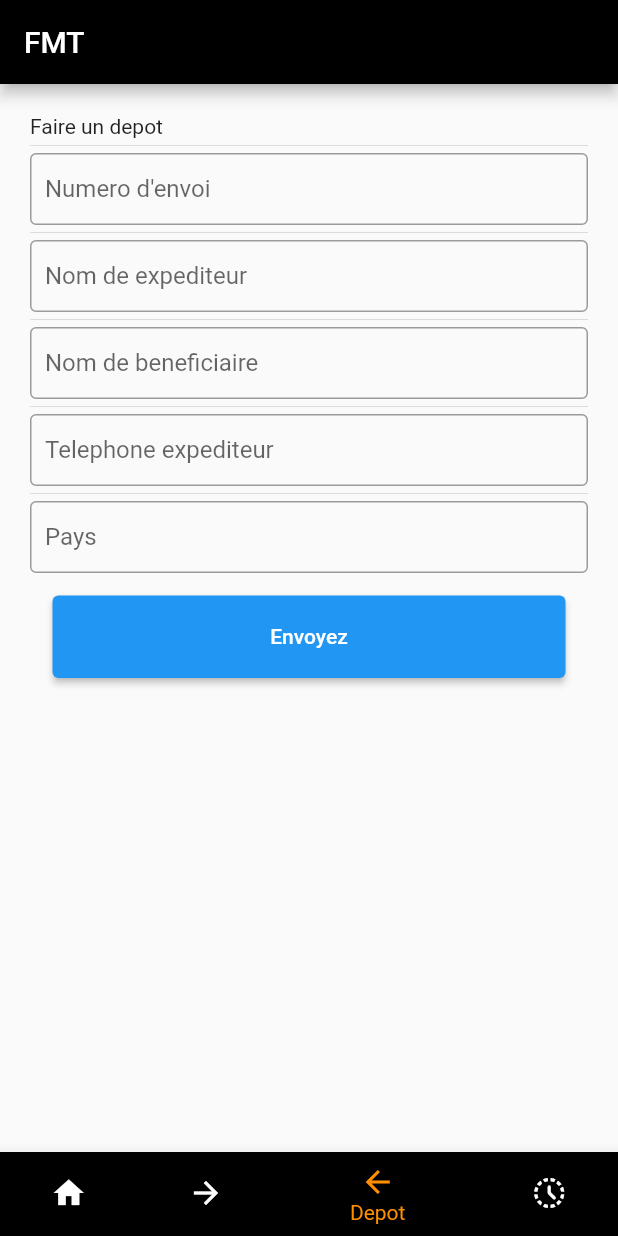
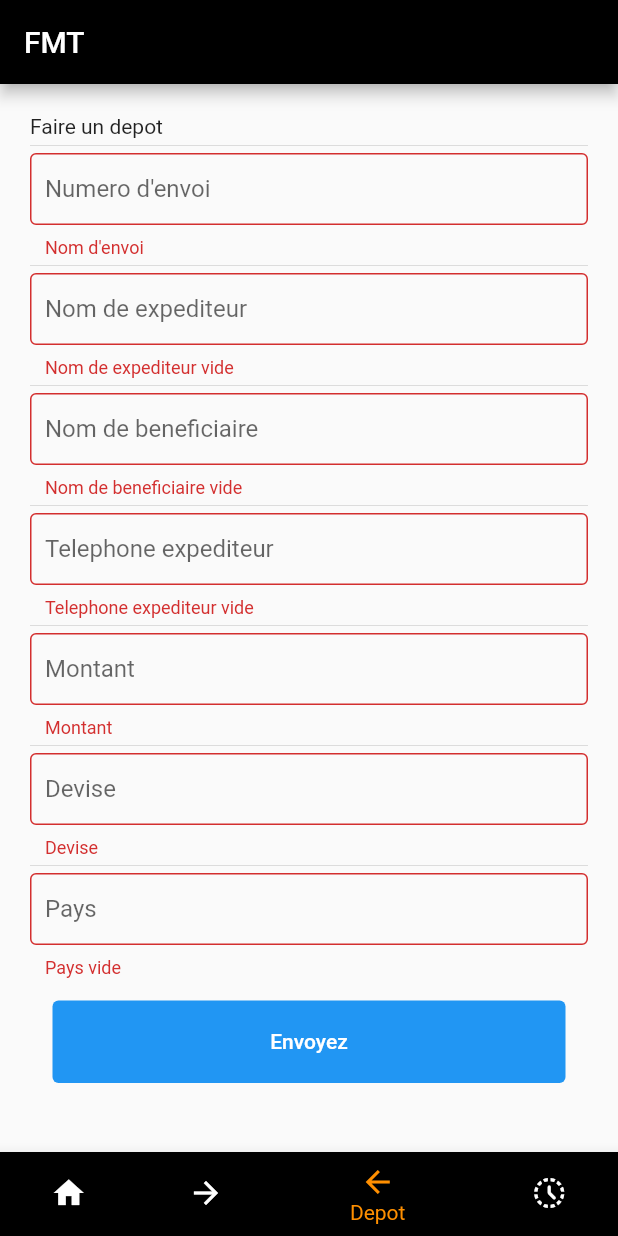
Before and after one commit to verstands/fmtMobile, a Flutter app: the Accueil screen opened directly, item 3 of the bottom bar chosen, after a tap on "Envoyez", on a phone screen of 412 x 824 dp. Run offline on Flutter 3.47's test engine with Material 2 defaults, Android fonts, the phone set to English and light mode, and no system bars; our stand-ins replace shared_preferences; accounts and stored records are empty.

Commit message:
creation de fichier devise.model

```diff
--- /dev/null
+++ b/lib/models/devise.model.dart
@@ -0,0 +1,13 @@
+class Devise {
+  int? id;
+  String? intitule;
+
+  Devise({this.id, this.intitule});
+
+  factory Devise.fromJson(Map<String, dynamic> json) {
+    return Devise(
+      id: json['id'],
+      intitule: json['intitule'],
+    );
+  }
+}
--- a/lib/screens/accueil.dart
+++ b/lib/screens/accueil.dart
@@ -12,12 +12,31 @@ class Accueil extends StatefulWidget {
 }
 
 class _AccueilState extends State<Accueil> {
+  //pour le depot
+  final GlobalKey<FormState> formkey = GlobalKey<FormState>();
+  TextEditingController txtNum_envoie = TextEditingController();
+  TextEditingController txtExp = TextEditingController();
+  TextEditingController txtBenefice = TextEditingController();
+  TextEditingController txtTel = TextEditingController();
+  TextEditingController txtAgence = TextEditingController();
+  TextEditingController txtPays = TextEditingController();
+  TextEditingController txtMontant = TextEditingController();
+  TextEditingController txtDevise = TextEditingController();
+  //fin de depot
+
   @override
   int _selectedIndex = 0;
   static const TextStyle optionStyle =
       TextStyle(fontSize: 30, fontWeight: FontWeight.bold);
-  // ignore: prefer_final_fields
-  static List<Widget> _widgetOptions = <Widget>[
+
+  void _onItemTapped(int index) {
+    setState(() {
+      _selectedIndex = index;
+    });
+  }
+
+  Widget build(BuildContext context) {
+    List<Widget> _widgetOptions = <Widget>[
       Container(
         padding: EdgeInsets.all(10),
         child: ListView(children: [
@@ -91,61 +110,108 @@ class _AccueilState extends State<Accueil> {
       Container(
         padding: EdgeInsets.all(20),
         child: Form(
+            key: formkey,
             child: ListView(
               children: [
                 const Text("Faire un depot"),
                 const Divider(height: 10),
                 TextFormField(
-            keyboardType: TextInputType.emailAddress,
+                  keyboardType: TextInputType.text,
+                  validator: (val) => val!.isEmpty ? 'Nom d\'envoi' : null,
+                  controller: txtNum_envoie,
                   decoration: InputDecoration(
                       labelText: 'Numero d\'envoi',
                       contentPadding: EdgeInsets.all(10),
                       border: OutlineInputBorder(
-                    borderSide: BorderSide(width: 1, color: Colors.black))),
+                          borderSide:
+                              BorderSide(width: 1, color: Colors.black))),
                 ),
                 const Divider(
                   height: 10,
                 ),
                 TextFormField(
                   keyboardType: TextInputType.text,
+                  controller: txtExp,
+                  validator: (val) =>
+                      val!.isEmpty ? 'Nom de expediteur vide' : null,
                   decoration: InputDecoration(
                       labelText: 'Nom de expediteur',
                       contentPadding: EdgeInsets.all(10),
                       border: OutlineInputBorder(
-                    borderSide: BorderSide(width: 1, color: Colors.black))),
+                          borderSide:
+                              BorderSide(width: 1, color: Colors.black))),
                 ),
                 const Divider(
                   height: 10,
                 ),
                 TextFormField(
                   keyboardType: TextInputType.text,
+                  controller: txtBenefice,
+                  validator: (val) =>
+                      val!.isEmpty ? 'Nom de beneficiaire vide' : null,
                   decoration: InputDecoration(
                       labelText: 'Nom de beneficiaire',
                       contentPadding: EdgeInsets.all(10),
                       border: OutlineInputBorder(
-                    borderSide: BorderSide(width: 1, color: Colors.black))),
+                          borderSide:
+                              BorderSide(width: 1, color: Colors.black))),
                 ),
                 const Divider(
                   height: 10,
                 ),
                 TextFormField(
                   keyboardType: TextInputType.number,
+                  controller: txtTel,
+                  validator: (val) =>
+                      val!.isEmpty ? 'Telephone expediteur vide' : null,
                   decoration: InputDecoration(
                       labelText: 'Telephone expediteur',
                       contentPadding: EdgeInsets.all(10),
                       border: OutlineInputBorder(
-                    borderSide: BorderSide(width: 1, color: Colors.black))),
+                          borderSide:
+                              BorderSide(width: 1, color: Colors.black))),
                 ),
                 const Divider(
                   height: 10,
                 ),
                 TextFormField(
+                  controller: txtMontant,
+                  keyboardType: TextInputType.number,
+                  validator: (val) => val!.isEmpty ? 'Montant' : null,
+                  decoration: InputDecoration(
+                      labelText: 'Montant',
+                      contentPadding: EdgeInsets.all(10),
+                      border: OutlineInputBorder(
+                          borderSide:
+                              BorderSide(width: 1, color: Colors.black))),
+                ),
+                const Divider(
+                  height: 10,
+                ),
+                TextFormField(
+                  controller: txtDevise,
                   keyboardType: TextInputType.text,
+                  validator: (val) => val!.isEmpty ? 'Devise' : null,
+                  decoration: InputDecoration(
+                      labelText: 'Devise',
+                      contentPadding: EdgeInsets.all(10),
+                      border: OutlineInputBorder(
+                          borderSide:
+                              BorderSide(width: 1, color: Colors.black))),
+                ),
+                const Divider(
+                  height: 10,
+                ),
+                TextFormField(
+                  controller: txtPays,
+                  keyboardType: TextInputType.text,
+                  validator: (val) => val!.isEmpty ? 'Pays vide' : null,
                   decoration: InputDecoration(
                       labelText: 'Pays',
                       contentPadding: EdgeInsets.all(10),
                       border: OutlineInputBorder(
-                    borderSide: BorderSide(width: 1, color: Colors.black))),
+                          borderSide:
+                              BorderSide(width: 1, color: Colors.black))),
                 ),
                 Container(
                   padding: EdgeInsets.all(15),
@@ -153,11 +219,21 @@ class _AccueilState extends State<Accueil> {
                     borderRadius: BorderRadius.all(Radius.circular(2)),
                   ),
                   height: 85,
-            child: ElevatedButton(
-              onPressed: () {},
-              child: const Text('Envoyez'),
+                  child: TextButton(
+                    child: Text(
+                      "Envoyez",
+                      style: TextStyle(color: Colors.white),
                     ),
+                    style: ButtonStyle(
+                        backgroundColor: MaterialStateColor.resolveWith(
+                            (states) => Colors.blue),
+                        padding: MaterialStateProperty.resolveWith(
+                            (states) => EdgeInsets.symmetric(vertical: 10))),
+                    onPressed: () {
+                      if (formkey.currentState!.validate()) {}
+                    },
                   ),
+                )
               ],
             )),
       ),
@@ -166,14 +242,6 @@ class _AccueilState extends State<Accueil> {
         style: optionStyle,
       ),
     ];
-
-  void _onItemTapped(int index) {
-    setState(() {
-      _selectedIndex = index;
-    });
-  }
-
-  Widget build(BuildContext context) {
     return Scaffold(
       appBar: AppBar(
         title: const Text('FMT'),
```
Lines whose indentation alone changed are shown as unchanged.
